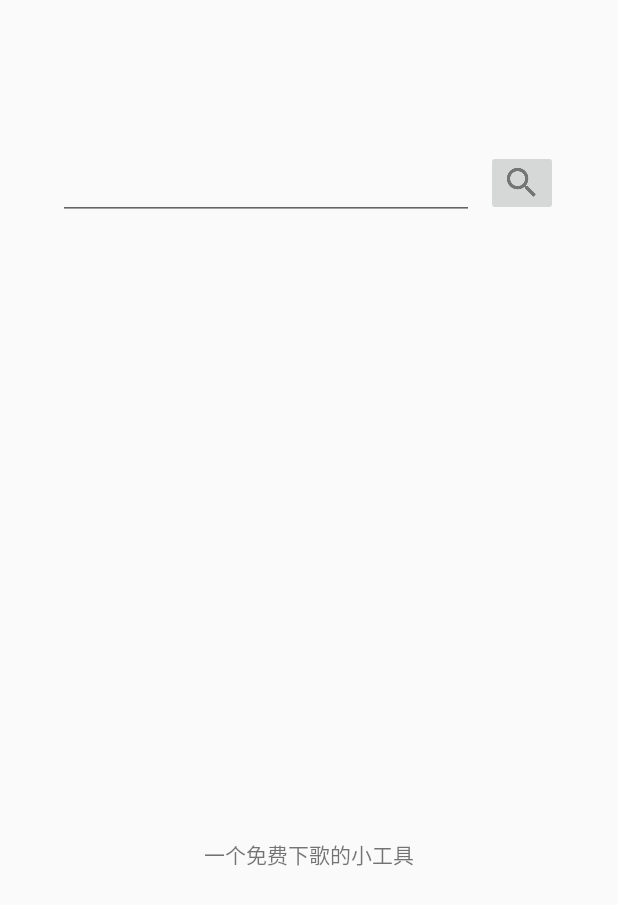
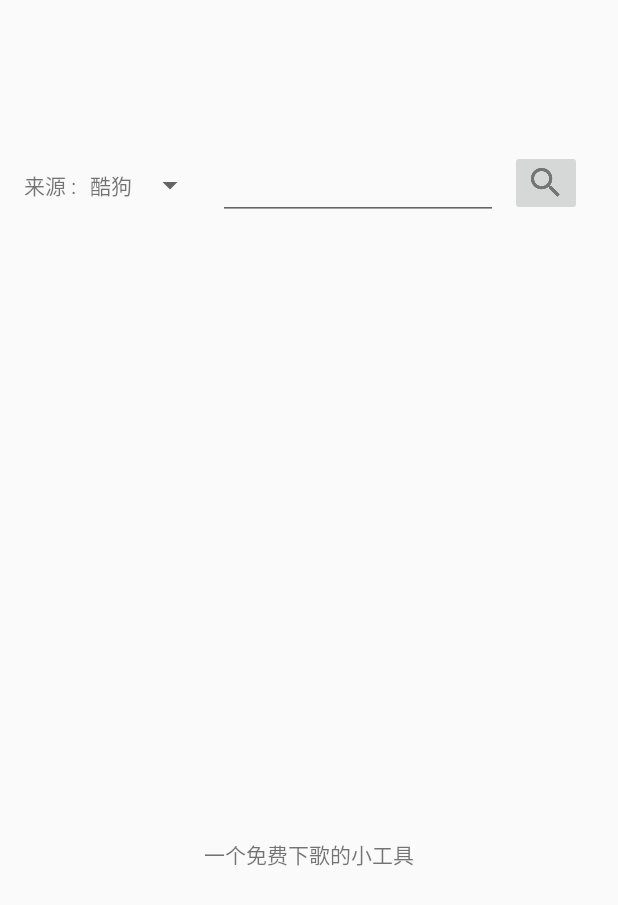
Before and after one commit to anhui1995/MusicDown1, an Android app: the screen it shows after launch (MainActivity), on a phone screen of 412 x 824 dp. Shown: the top 905 px of the screen. Run offline under Robolectric (Android 15) with nearby library versions, the phone set to English and light mode, and no system bars; 2 statements that could not run were skipped.

Commit message:
重写音乐搜索引擎，不仅可以搜索酷狗的曲库，还可以搜索QQ、网易、虾米、酷我的曲库。

```diff
--- a/app/src/main/java/xin/xiaoa/musicdown/DownloadMusic.java
+++ b/app/src/main/java/xin/xiaoa/musicdown/DownloadMusic.java
@@ -57,7 +57,7 @@ public class DownloadMusic {
         toastMsg=str;
         handler.sendEmptyMessage(1);
     }
-    void downLoad(Context context,List<DownloadMusicList> inLists,String musicName)
+    void downLoad(Context context,List<DownloadMusicList> inLists)
     {
         lists=inLists;
         context1=context;
@@ -74,7 +74,7 @@ public class DownloadMusic {
         listView.setOnItemClickListener(new myItemClickListener());
         AlertDialog.Builder dialog = new AlertDialog.Builder(context);
 //              dialog.setIcon(R.drawable.ic_launcher);//窗口头图标
-        dialog.setTitle("下载 -- 《"+musicName +"》");//窗口名
+        dialog.setTitle("确认下载");//窗口名
         dialog.setView(listView);
 
 
--- a/app/src/main/java/xin/xiaoa/musicdown/MDApplication.java
+++ b/app/src/main/java/xin/xiaoa/musicdown/MDApplication.java
@@ -18,6 +18,23 @@ public class MDApplication extends Application {
 
     private static String notificationName;
     private static String notificationAuthor;
+    private static String musicFrom;
+
+
+    public static String getMusicFrom() {
+        return musicFrom;
+    }
+
+    public static void setMusicFrom(String musicFrom) {
+        MDApplication.musicFrom = musicFrom;
+    }
+
+
+
+
+
+
+
 
 
     public static String getNotificationName() {
--- a/app/src/main/java/xin/xiaoa/musicdown/MainActivity.java
+++ b/app/src/main/java/xin/xiaoa/musicdown/MainActivity.java
@@ -34,6 +34,7 @@ import android.widget.EditText;
 import android.widget.ImageButton;
 import android.widget.ListView;
 import android.widget.SeekBar;
+import android.widget.Spinner;
 import android.widget.TextView;
 import android.widget.Toast;
 
@@ -56,7 +57,9 @@ public class MainActivity extends AppCompatActivity {
     ActionBar actionBar;
     private MusicListAdapter listAdapt;
     private List<MusicListItem> musicList = new ArrayList<>();
+    private List<SpinnerItem> spinnerList = new ArrayList<>();
     private ListView listView;
+    private Spinner spinner;
     private TextView textViewTip;
     private KugouGet kugouGet;
     DisplayMetrics dm = new DisplayMetrics();
@@ -71,8 +74,6 @@ public class MainActivity extends AppCompatActivity {
     //请求状态码
     private static int REQUEST_PERMISSION_CODE = 1;
     private static final int INSTALL_PACKAGES_REQUEST_CODE = 3;
-
-
     private MusicService musicService;
     private SeekBar seekBar;
     private TextView musicName, playerTime;
@@ -155,10 +156,22 @@ public class MainActivity extends AppCompatActivity {
         getWindowManager().getDefaultDisplay().getMetrics(dm);
         kugouGet = new KugouGet();
         init();
-
+        String musicFrom = PreferencesUtils.getSharePreStr(this, "MusicFrom");
+        System.out.println("PreferencesUtils.getSharePreStr:"+musicFrom);
+        if("".equals(musicFrom)) { //第一次打开，从未设置过spinner
+            PreferencesUtils.putSharePre(this,"MusicFrom","kugou");
+            spinner.setSelection(0);
+            MDApplication.setMusicFrom("kugou");
+            PreferencesUtils.putSharePre(contextMainActivity,"SpinnerListPos",0);
+        }
+        else {
+            int spinnerListPos = PreferencesUtils.getSharePreInt(this,"SpinnerListPos");
+            MDApplication.setMusicFrom(musicFrom);
+            spinner.setSelection(spinnerListPos);
+        }
         //为方便测试而直接搜索本兮
         if(debug){
-            textViewKeyWord.setText("本兮");
+            textViewKeyWord.setText("单色凌");
             suchStart();
         }
     }
@@ -188,6 +201,30 @@ public class MainActivity extends AppCompatActivity {
         notifyInit();
         actionBarInit();
         versionControl ();
+        spinnerInit();
+    }
+    //spinner初始化
+    void spinnerInit(){
+        spinner = findViewById(R.id.spinner);
+        spinner.setOnItemSelectedListener(new MySpinnerSelectListener());
+        spinnerList.add(new SpinnerItem("kugou","酷狗"));
+        spinnerList.add(new SpinnerItem("kuwo","酷我"));
+        spinnerList.add(new SpinnerItem("qq","QQ"));
+        spinnerList.add(new SpinnerItem("netease","网易"));
+        spinnerList.add(new SpinnerItem("xiami","虾米"));
+        spinner.setAdapter(new SpinnerAdapter(this, spinnerList));
+    }
+    class MySpinnerSelectListener implements AdapterView.OnItemSelectedListener {
+        @Override
+        public void onItemSelected(AdapterView<?> adapter, View view, int pos, long id) {
+            SpinnerItem item = spinnerList.get(pos);
+            String strFrom = item.getStr();
+            MDApplication.setMusicFrom(strFrom);
+            PreferencesUtils.putSharePre(contextMainActivity,"MusicFrom",strFrom);
+            PreferencesUtils.putSharePre(contextMainActivity,"SpinnerListPos",pos);
+        }
+        @Override
+        public void onNothingSelected(AdapterView<?> p1) {}
     }
     //视图初始化
     void viewInit(){
@@ -468,17 +505,13 @@ public class MainActivity extends AppCompatActivity {
 
         public void myOnClick(int i, View v) {
             MusicListItem tmp = musicList.get(i);
-            if(tmp.isTheLastItem()){        //点击的是下一页
+            if(tmp.isLastItem()){        //点击的是下一页
                 new GetNextPageThread().start();
             }
             else {      //点击的是普通条目
                 downloadMusicLists = new ArrayList<>();
-                downloadMusicLists.add(new DownloadMusicList(tmp.getMusicHash(),"普通音质"));
-                if(tmp.getMusicHash320Price()==0&& !tmp.getMusicHash320().equals(""))
-                    downloadMusicLists.add(new DownloadMusicList(tmp.getMusicHash320(),"高品音质"));
-                if(tmp.getMusicHashSqPrice()==0&& !tmp.getMusicHashSq().equals(""))
-                    downloadMusicLists.add(new DownloadMusicList(tmp.getMusicHashSq(),"无损音质"));
-                new DownloadMusic().downLoad(contextMainActivity,downloadMusicLists,tmp.getMusicName());
+                downloadMusicLists.add(new DownloadMusicList(tmp.getMusicID(),"《"+tmp.getMusicName()+"》"));
+                new DownloadMusic().downLoad(contextMainActivity,downloadMusicLists);
             }
         }
     };
@@ -545,14 +578,10 @@ public class MainActivity extends AppCompatActivity {
     class itemClickLongListener implements AdapterView.OnItemLongClickListener {
         public boolean onItemLongClick(AdapterView<?> adapter, View view, int i, long id) {
             MusicListItem tmp = musicList.get(i);
-            if(tmp.isTheLastItem()) return true;
+            if(tmp.isLastItem()) return true;
             downloadMusicLists = new ArrayList<>();
-            downloadMusicLists.add(new DownloadMusicList(tmp.getMusicHash(),"普通音质"));
-            if(tmp.getMusicHash320Price()==0&& !tmp.getMusicHash320().equals(""))
-                downloadMusicLists.add(new DownloadMusicList(tmp.getMusicHash320(),"高品音质"));
-            if(tmp.getMusicHashSqPrice()==0&& !tmp.getMusicHashSq().equals(""))
-                downloadMusicLists.add(new DownloadMusicList(tmp.getMusicHashSq(),"无损音质"));
-            new DownloadMusic().downLoad(contextMainActivity,downloadMusicLists,tmp.getMusicName());
+            downloadMusicLists.add(new DownloadMusicList(tmp.getMusicID(),"《"+tmp.getMusicName()+"》"));
+            new DownloadMusic().downLoad(contextMainActivity,downloadMusicLists);
             return true;
         }
     }
@@ -564,7 +593,7 @@ public class MainActivity extends AppCompatActivity {
             String path = MDApplication.getDownPath()+"/"+tmp.getMusicAuthor()+"-"+tmp.getMusicName()+".mp3";
             if(fileIsExists(path))
                 startPlayLoction(path,tmp.getMusicName(),tmp.getMusicAuthor());
-            else new PlayThread(tmp.getMusicHash()).start();
+            else new PlayThread(tmp.getMusicID()).start();
         }
     }
 
--- a/app/src/main/java/xin/xiaoa/musicdown/MusicListAdapter.java
+++ b/app/src/main/java/xin/xiaoa/musicdown/MusicListAdapter.java
@@ -62,7 +62,7 @@ public class MusicListAdapter extends BaseAdapter {
 
             holderView.id = arg0;
 
-            if(entity.isTheLastItem()){
+            if(entity.isLastItem()){
                 arg1 = View.inflate(context, R.layout.musiclistlastitem, null);
                 holderView.itemMusicNextPage = arg1.findViewById(R.id.itemMusicNextPage);
                 holderView.itemMusicNextPage.setTag(arg0);
@@ -76,8 +76,7 @@ public class MusicListAdapter extends BaseAdapter {
                 holderView.itemMusicDown.setTag(arg0);
 
 
-                if(entity.getMusicAlbumName().equals("")) holderView.itemMusicAuthor.setText(entity.getMusicAuthor());
-                else holderView.itemMusicAuthor.setText(entity.getMusicAuthor()+" - 《"+entity.getMusicAlbumName()+"》");
+                holderView.itemMusicAuthor.setText(entity.getMusicAuthor());
                 holderView.itemMusicName.setText(entity.getMusicName());
                 holderView.itemMusicDown.setOnClickListener(mListener);
             }
--- a/app/src/main/java/xin/xiaoa/musicdown/MusicService.java
+++ b/app/src/main/java/xin/xiaoa/musicdown/MusicService.java
@@ -88,7 +88,6 @@ public class MusicService extends Service {
             }
         });
         try {
-
             mp.reset();
             mp.setDataSource(paht);
             //mp.setDataSource(Environment.getExternalStorageDirectory().getAbsolutePath()+"/Music/仙剑奇侠传六-主题曲-《剑客不能说》.mp3");
@@ -105,7 +104,7 @@ public class MusicService extends Service {
             initPlayNotification(context,name,author);
             handlerPlay.postDelayed(runnable, 300);
         } catch (Exception e) {
-            System.out.println("can't asdsad"+e);
+            System.out.println("can't asdsad--"+e);
             e.printStackTrace();
         }
     }
--- /dev/null
+++ b/app/src/main/java/xin/xiaoa/musicdown/SpinnerAdapter.java
@@ -0,0 +1,65 @@
+package xin.xiaoa.musicdown;
+
+import android.annotation.SuppressLint;
+import android.content.Context;
+import android.view.View;
+import android.view.ViewGroup;
+import android.widget.BaseAdapter;
+import android.widget.TextView;
+
+import java.util.List;
+
+public class SpinnerAdapter  extends BaseAdapter {
+
+    private Context context;
+    private List<SpinnerItem> lists;
+
+    public SpinnerAdapter(Context context, List<SpinnerItem> lists) {
+        super();
+        this.context = context;
+        this.lists = lists;
+    }
+
+
+    @Override
+    public Object getItem(int arg0) {
+        // TODO Auto-generated method stub
+        return lists.get(arg0);
+    }
+
+    @Override
+    public long getItemId(int arg0) {
+        // TODO Auto-generated method stub
+        return arg0;
+    }
+
+
+    @SuppressLint("SetTextI18n")
+    @Override
+    public View getView(int arg0, View arg1, ViewGroup arg2) {
+
+        HolderView holderView = null;
+        SpinnerItem entity = lists.get(arg0);
+        if (holderView == null) {
+            holderView = new HolderView();
+            arg1 = View.inflate(context, R.layout.spinner_item, null);
+            holderView.tvId = arg1.findViewById(R.id.spinner_item_textview);
+
+            holderView.tvId.setText(entity.getKey());
+
+            arg1.setTag(holderView);
+        } else {
+            holderView = (HolderView) arg1.getTag();
+        }
+        return arg1;
+    }
+
+    @Override
+    public int getCount() {
+        // TODO: Implement this method
+        return lists.size();
+    }
+    class HolderView {
+        TextView tvId;
+    }
+}
--- /dev/null
+++ b/app/src/main/java/xin/xiaoa/musicdown/SpinnerItem.java
@@ -0,0 +1,27 @@
+package xin.xiaoa.musicdown;
+
+public class SpinnerItem {
+    private String key;
+    private String str;
+
+    public SpinnerItem(String str, String name) {
+        this.key = name;
+        this.str = str;
+    }
+
+    public String getKey() {
+        return key;
+    }
+
+    public void setKey(String name) {
+        this.key = name;
+    }
+
+    public String getStr() {
+        return str;
+    }
+
+    public void setStr(String str) {
+        this.str = str;
+    }
+}
--- a/app/src/main/res/layout/activity_main.xml
+++ b/app/src/main/res/layout/activity_main.xml
@@ -11,24 +11,49 @@
 
     <android.support.constraint.ConstraintLayout
         android:id="@+id/constraintLayout"
-        android:layout_width="0dp"
+        android:layout_width="match_parent"
         android:layout_height="wrap_content"
         android:layout_marginTop="100dp"
         android:focusable="true"
         android:focusableInTouchMode="true"
         android:gravity="center"
-        android:paddingRight="5dp"
+        android:paddingRight="20dp"
         app:layout_constraintLeft_toLeftOf="parent"
         app:layout_constraintRight_toRightOf="parent"
         app:layout_constraintTop_toTopOf="parent"
         app:layout_constraintWidth_percent="0.85">
+
+        <TextView
+            android:id="@+id/textView"
+            android:layout_width="wrap_content"
+            android:layout_height="wrap_content"
+            android:layout_marginStart="16dp"
+            android:layout_marginLeft="16dp"
+            android:layout_marginTop="8dp"
+            android:layout_marginBottom="8dp"
+            android:text="来源 :"
+            app:layout_constraintBottom_toBottomOf="parent"
+            app:layout_constraintStart_toStartOf="parent"
+            app:layout_constraintTop_toTopOf="parent" />
+
+        <Spinner
+            android:id="@+id/spinner"
+            android:layout_width="wrap_content"
+            android:layout_height="wrap_content"
+            android:layout_marginStart="8dp"
+            android:layout_marginLeft="1dp"
+            android:layout_marginTop="8dp"
+            android:layout_marginBottom="8dp"
+            app:layout_constraintBottom_toBottomOf="parent"
+            app:layout_constraintStart_toEndOf="@+id/textView"
+            app:layout_constraintTop_toTopOf="parent" />
 
         <EditText
             android:id="@+id/mainkeyword"
             android:layout_width="0dp"
             android:layout_height="wrap_content"
             android:layout_marginStart="8dp"
-            android:layout_marginLeft="4dp"
+            android:layout_marginLeft="8dp"
             android:layout_marginEnd="8dp"
             android:layout_marginRight="4dp"
             android:ems="99"
@@ -36,7 +61,7 @@
             android:text=" "
             android:textSize="19sp"
             app:layout_constraintEnd_toStartOf="@+id/button"
-            app:layout_constraintStart_toStartOf="parent"
+            app:layout_constraintStart_toEndOf="@+id/spinner"
             app:layout_constraintTop_toTopOf="parent" />
 
         <ImageButton
@@ -48,11 +73,10 @@
             android:gravity="center_horizontal|center"
             android:src="@drawable/search_button"
             app:layout_constraintEnd_toEndOf="parent"
-            tools:layout_editor_absoluteY="0dp"
-            tools:ignore="MissingConstraints" />
+            tools:ignore="MissingConstraints"
+            tools:layout_editor_absoluteY="0dp" />
 
     </android.support.constraint.ConstraintLayout>
-
 
     <ListView
         android:id="@+id/listview"
@@ -64,8 +88,7 @@
         android:dividerHeight="0dp"
         android:visibility="visible"
         app:layout_constraintBottom_toBottomOf="parent"
-        app:layout_constraintTop_toBottomOf="@+id/constraintLayout"></ListView>
-
+        app:layout_constraintTop_toBottomOf="@+id/constraintLayout"/>
 
     <TextView
         android:id="@+id/main_free"
--- /dev/null
+++ b/app/src/main/res/layout/spinner_item.xml
@@ -0,0 +1,15 @@
+<?xml version="1.0" encoding="utf-8"?>
+<LinearLayout xmlns:android="http://schemas.android.com/apk/res/android"
+    android:layout_width="wrap_content"
+    android:layout_height="wrap_content"
+    android:gravity="center"
+    android:padding="1dp">
+
+    <TextView
+        android:id="@+id/spinner_item_textview"
+        android:layout_width="wrap_content"
+        android:layout_height="wrap_content"
+        android:layout_marginTop="2dp"
+        android:layout_marginBottom="2dp"
+        android:text="TextView" />
+</LinearLayout>
```
Also changed, not shown: app/build.gradle (+19 -5 lines), app/src/main/java/xin/xiaoa/musicdown/DownMusicMsg.java (+24 -26 lines), app/src/main/java/xin/xiaoa/musicdown/GetMusic.java (+8 -0 lines), app/src/main/java/xin/xiaoa/musicdown/KugouGet.java (+38 -52 lines), app/src/main/java/xin/xiaoa/musicdown/MusicListItem.java (+23 -127 lines), app/src/main/java/xin/xiaoa/musicdown/Update.java (+12 -6 lines).
